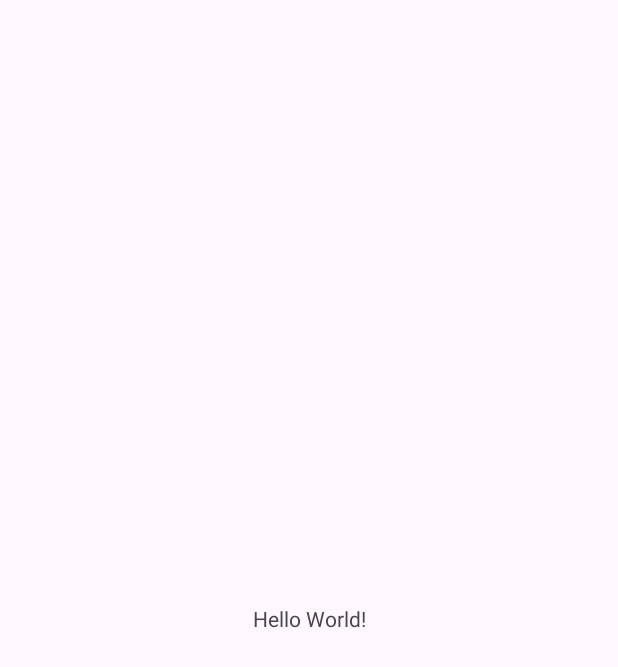
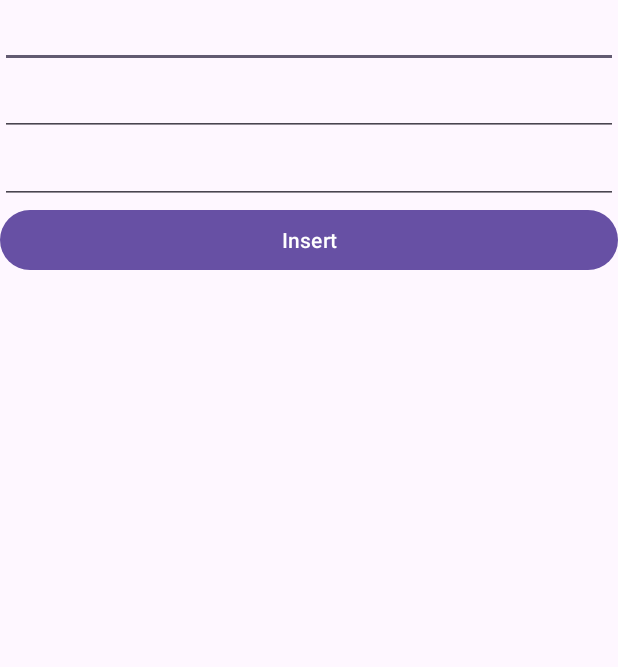
Before and after one commit to huuhuybn/Slide1-Android102, an Android app: the screen it shows after launch (MainActivity), on a phone screen of 412 x 824 dp. Before the commit the part shown is almost empty. Shown: the top 667 px of the screen. Run offline under Robolectric (Android 15) with nearby library versions, the phone set to English and light mode, and no system bars.

```diff
--- a/app/src/main/java/vn/poly/mob305/slide1/MainActivity.java
+++ b/app/src/main/java/vn/poly/mob305/slide1/MainActivity.java
@@ -3,12 +3,16 @@ package vn.poly.mob305.slide1;
 import androidx.appcompat.app.AppCompatActivity;
 
 import android.os.Bundle;
+import android.view.View;
+import android.widget.Button;
+import android.widget.EditText;
 
+import vn.poly.mob305.slide1.dao.NhanVienDAO;
 import vn.poly.mob305.slide1.db.DBHelper;
 
 public class MainActivity extends AppCompatActivity {
 
-    DBHelper dbHelper;
+    //DBHelper dbHelper;
     @Override
     protected void onCreate(Bundle savedInstanceState) {
         super.onCreate(savedInstanceState);
@@ -16,6 +20,26 @@ public class MainActivity extends AppCompatActivity {
         // khởi tạo class DBHelper để sử dụng
         // có thể khởi tạo class DBHelper ở bất kì đâu trên ứng dụng Android
         // miễn là chúng ta có tham số Context để truyền vào !!!!
-        dbHelper = new DBHelper(MainActivity.this);
+//        dbHelper = new DBHelper(MainActivity.this);
+        EditText edtUsername = findViewById(R.id.edtUsername);
+        EditText edtPassword = findViewById(R.id.edtPassword);
+        EditText edtFullname = findViewById(R.id.edtFullname);
+        Button btnInsert = findViewById(R.id.btnInsert);
+
+        // bắt sự kiện bấm vào nút btnInsert được gắn với nút trên giao diện ở file activity_main.xml
+        btnInsert.setOnClickListener(view -> {
+            // view là tham số đại diện cho BUTTON !!!
+            // lấy giá trị trên ô nhập liệu edittext
+            String username = edtUsername.getText().toString();
+            String password = edtPassword.getText().toString();
+            String fullname = edtFullname.getText().toString();
+
+            NhanVienDAO nhanVienDAO = new NhanVienDAO(MainActivity.this);
+            nhanVienDAO.dangKyNV(username,password,fullname);
+        });
+
+
+
+
     }
 }
--- a/app/src/main/java/vn/poly/mob305/slide1/db/DBHelper.java
+++ b/app/src/main/java/vn/poly/mob305/slide1/db/DBHelper.java
@@ -17,7 +17,6 @@ public class DBHelper extends SQLiteOpenHelper {
         // factory : chưa sử dụng thì để là null
 
     }
-
     @Override
     public void onCreate(SQLiteDatabase db) { // Phương thức dùng để khởi tạo bảng có trong dự án
         // có thể tạo 1 hoặc nhiều bảng tại đây,
@@ -27,6 +26,7 @@ public class DBHelper extends SQLiteOpenHelper {
         db.execSQL(nhanVienSQL);
         // Khởi tạo bảng sản phẩm
 
+
     }
 
     @Override
--- a/app/src/main/res/layout/activity_main.xml
+++ b/app/src/main/res/layout/activity_main.xml
@@ -1,18 +1,32 @@
 <?xml version="1.0" encoding="utf-8"?>
-<androidx.constraintlayout.widget.ConstraintLayout xmlns:android="http://schemas.android.com/apk/res/android"
+<androidx.appcompat.widget.LinearLayoutCompat xmlns:android="http://schemas.android.com/apk/res/android"
     xmlns:app="http://schemas.android.com/apk/res-auto"
     xmlns:tools="http://schemas.android.com/tools"
     android:layout_width="match_parent"
     android:layout_height="match_parent"
+    android:orientation="vertical"
     tools:context=".MainActivity">
 
-    <TextView
-        android:layout_width="wrap_content"
+
+    <EditText
+        android:id="@+id/edtUsername"
+        android:layout_width="match_parent"
+        android:layout_height="wrap_content"/>
+
+    <EditText
+        android:id="@+id/edtPassword"
+        android:layout_width="match_parent"
+        android:layout_height="wrap_content"/>
+
+    <EditText
+        android:id="@+id/edtFullname"
+        android:layout_width="match_parent"
+        android:layout_height="wrap_content"/>
+
+    <Button
+        android:id="@+id/btnInsert"
+        android:layout_width="match_parent"
         android:layout_height="wrap_content"
-        android:text="Hello World!"
-        app:layout_constraintBottom_toBottomOf="parent"
-        app:layout_constraintEnd_toEndOf="parent"
-        app:layout_constraintStart_toStartOf="parent"
-        app:layout_constraintTop_toTopOf="parent" />
+        android:text="Insert" />
 
-</androidx.constraintlayout.widget.ConstraintLayout>
+</androidx.appcompat.widget.LinearLayoutCompat>
```
Also changed, not shown: app/src/main/java/vn/poly/mob305/slide1/dao/NhanVienDAO.java (+48 -2 lines).
